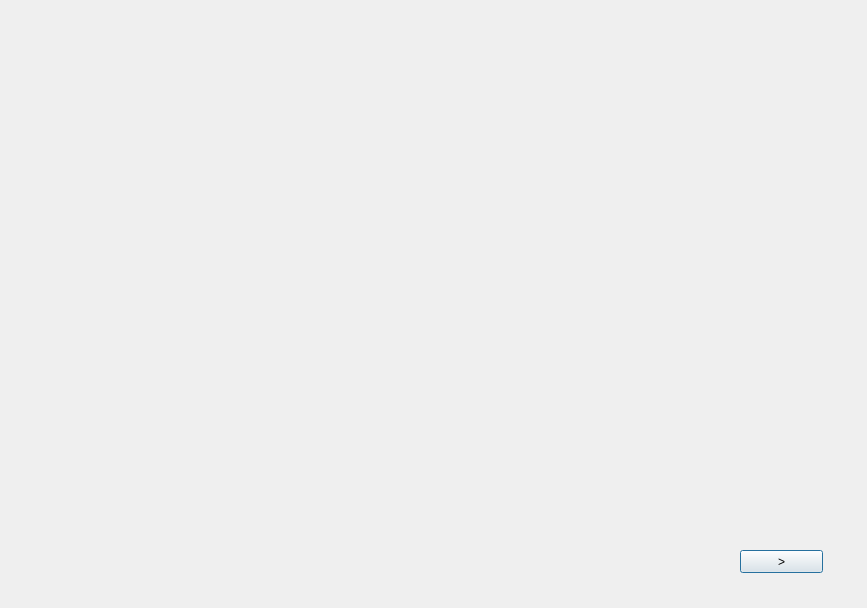
Before: the Qt Designer form client/fstr.ui in LSD00/TIMP-project, drawn with Qt 5.
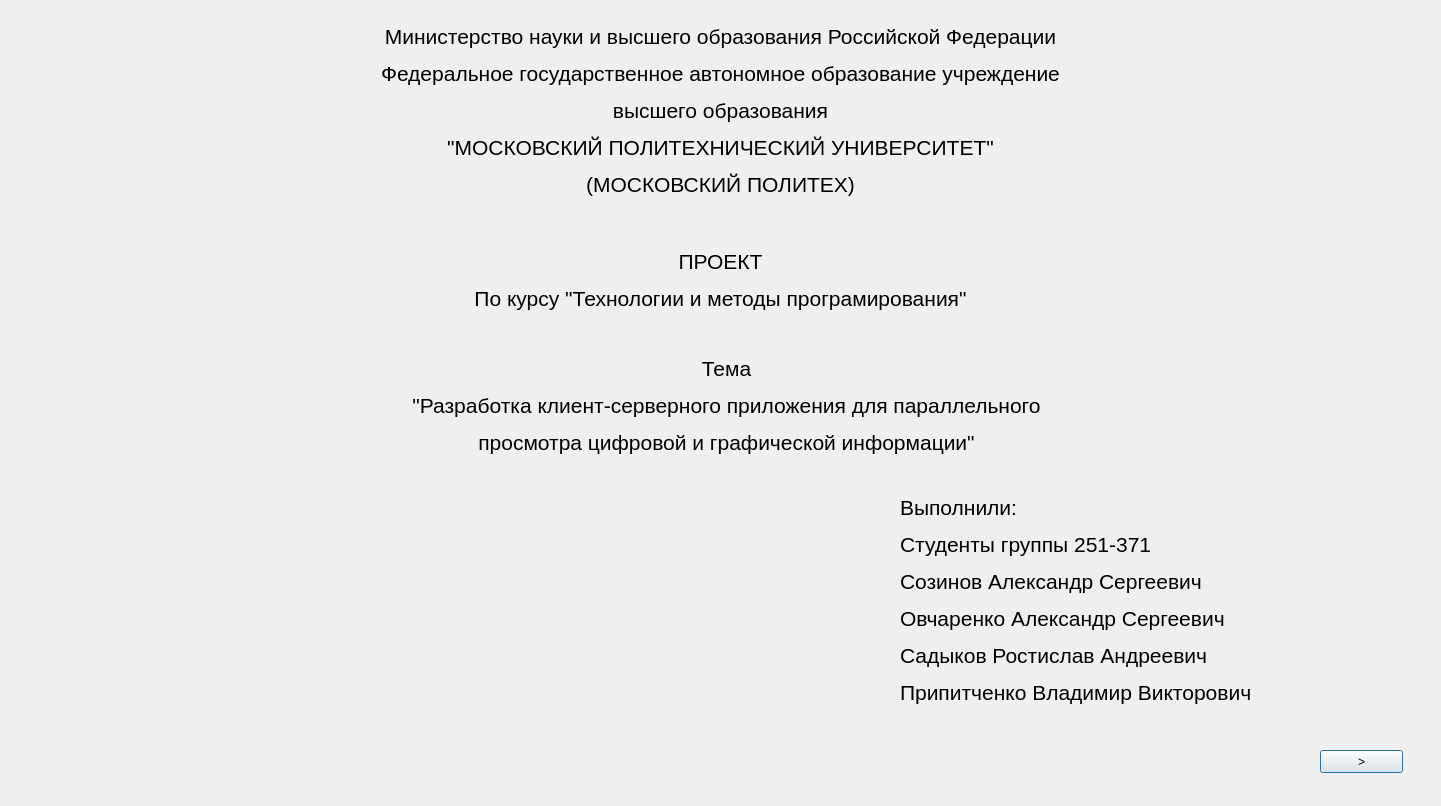
After: the same form once the commit is applied.

```diff
--- a/client/fstr.ui
+++ b/client/fstr.ui
@@ -6,8 +6,8 @@
    <rect>
     <x>0</x>
     <y>0</y>
-    <width>867</width>
-    <height>608</height>
+    <width>1441</width>
+    <height>806</height>
    </rect>
   </property>
   <property name="windowTitle">
@@ -16,8 +16,8 @@
   <widget class="QPushButton" name="pushButton">
    <property name="geometry">
     <rect>
-     <x>740</x>
-     <y>550</y>
+     <x>1320</x>
+     <y>750</y>
      <width>83</width>
      <height>23</height>
     </rect>
@@ -26,6 +26,58 @@
     <string>&gt;</string>
    </property>
   </widget>
+  <widget class="QLabel" name="label">
+   <property name="geometry">
+    <rect>
+     <x>0</x>
+     <y>0</y>
+     <width>1441</width>
+     <height>221</height>
+    </rect>
+   </property>
+   <property name="text">
+    <string>&lt;html&gt;&lt;head/&gt;&lt;body&gt;&lt;p align=&quot;center&quot;&gt;&lt;span style=&quot; font-size:16pt;&quot;&gt;Министерство науки и высшего образования Российской Федерации&lt;/span&gt;&lt;/p&gt;&lt;p align=&quot;center&quot;&gt;&lt;span style=&quot; font-size:16pt;&quot;&gt;Федеральное государственное автономное образование учреждение&lt;/span&gt;&lt;/p&gt;&lt;p align=&quot;center&quot;&gt;&lt;span style=&quot; font-size:16pt;&quot;&gt;высшего образования&lt;/span&gt;&lt;/p&gt;&lt;p align=&quot;center&quot;&gt;&lt;span style=&quot; font-size:16pt;&quot;&gt;&amp;quot;МОСКОВСКИЙ ПОЛИТЕХНИЧЕСКИЙ УНИВЕРСИТЕТ&amp;quot;&lt;/span&gt;&lt;/p&gt;&lt;p align=&quot;center&quot;&gt;&lt;span style=&quot; font-size:16pt;&quot;&gt;(МОСКОВСКИЙ ПОЛИТЕХ)&lt;/span&gt;&lt;/p&gt;&lt;/body&gt;&lt;/html&gt;</string>
+   </property>
+  </widget>
+  <widget class="QLabel" name="label_2">
+   <property name="geometry">
+    <rect>
+     <x>0</x>
+     <y>220</y>
+     <width>1441</width>
+     <height>121</height>
+    </rect>
+   </property>
+   <property name="text">
+    <string>&lt;html&gt;&lt;head/&gt;&lt;body&gt;&lt;p align=&quot;center&quot;&gt;&lt;span style=&quot; font-size:16pt;&quot;&gt;ПРОЕКТ&lt;/span&gt;&lt;/p&gt;&lt;p align=&quot;center&quot;&gt;&lt;span style=&quot; font-size:16pt;&quot;&gt;По курсу &amp;quot;Технологии и методы програмирования&amp;quot;&lt;/span&gt;&lt;/p&gt;&lt;/body&gt;&lt;/html&gt;</string>
+   </property>
+  </widget>
+  <widget class="QLabel" name="label_3">
+   <property name="geometry">
+    <rect>
+     <x>6</x>
+     <y>340</y>
+     <width>1441</width>
+     <height>131</height>
+    </rect>
+   </property>
+   <property name="text">
+    <string>&lt;html&gt;&lt;head/&gt;&lt;body&gt;&lt;p align=&quot;center&quot;&gt;&lt;span style=&quot; font-size:16pt;&quot;&gt;Тема&lt;/span&gt;&lt;/p&gt;&lt;p align=&quot;center&quot;&gt;&lt;span style=&quot; font-size:16pt;&quot;&gt;&amp;quot;Разработка клиент-серверного приложения для параллельного&lt;/span&gt;&lt;/p&gt;&lt;p align=&quot;center&quot;&gt;&lt;span style=&quot; font-size:16pt;&quot;&gt;просмотра цифровой и графической информации&amp;quot;&lt;/span&gt;&lt;/p&gt;&lt;/body&gt;&lt;/html&gt;</string>
+   </property>
+  </widget>
+  <widget class="QLabel" name="label_4">
+   <property name="geometry">
+    <rect>
+     <x>900</x>
+     <y>480</y>
+     <width>501</width>
+     <height>241</height>
+    </rect>
+   </property>
+   <property name="text">
+    <string>&lt;html&gt;&lt;head/&gt;&lt;body&gt;&lt;p&gt;&lt;span style=&quot; font-size:16pt;&quot;&gt;Выполнили:&lt;/span&gt;&lt;/p&gt;&lt;p&gt;&lt;span style=&quot; font-size:16pt;&quot;&gt;Студенты группы 251-371&lt;/span&gt;&lt;/p&gt;&lt;p&gt;&lt;span style=&quot; font-size:16pt;&quot;&gt;Созинов Александр Сергеевич&lt;/span&gt;&lt;/p&gt;&lt;p&gt;&lt;span style=&quot; font-size:16pt;&quot;&gt;Овчаренко Александр Сергеевич&lt;/span&gt;&lt;/p&gt;&lt;p&gt;&lt;span style=&quot; font-size:16pt;&quot;&gt;Садыков Ростислав Андреевич&lt;/span&gt;&lt;/p&gt;&lt;p&gt;&lt;span style=&quot; font-size:16pt;&quot;&gt;Припитченко Владимир Викторович&lt;/span&gt;&lt;/p&gt;&lt;/body&gt;&lt;/html&gt;</string>
+   </property>
+  </widget>
  </widget>
  <resources/>
  <connections/>
```
